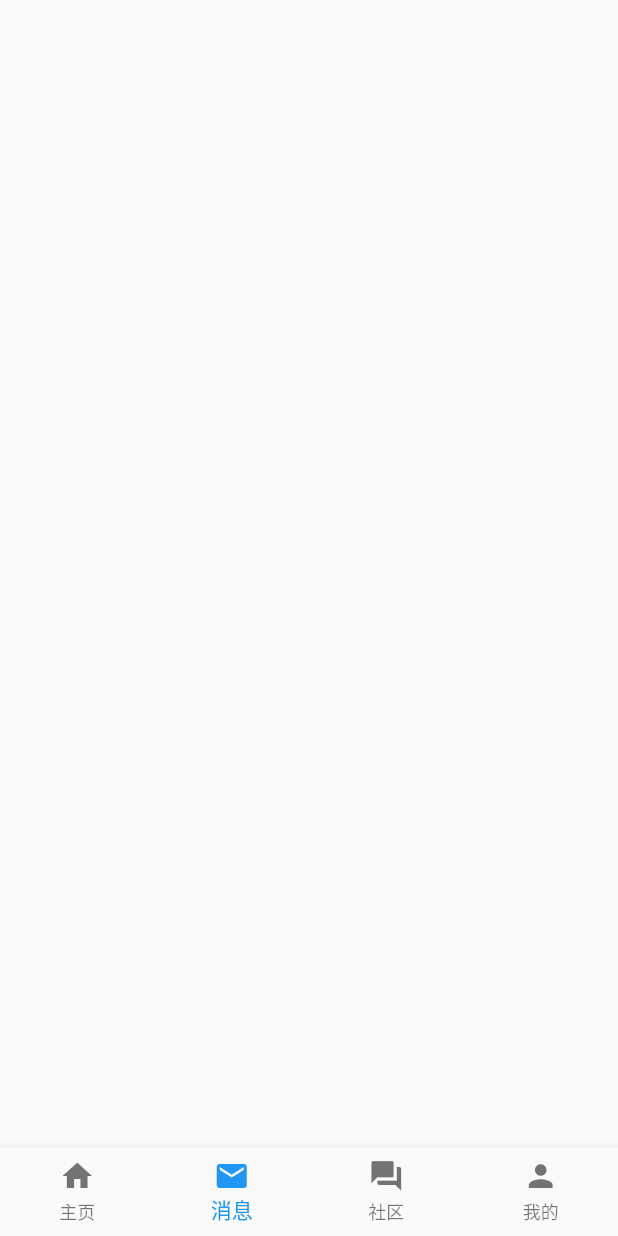
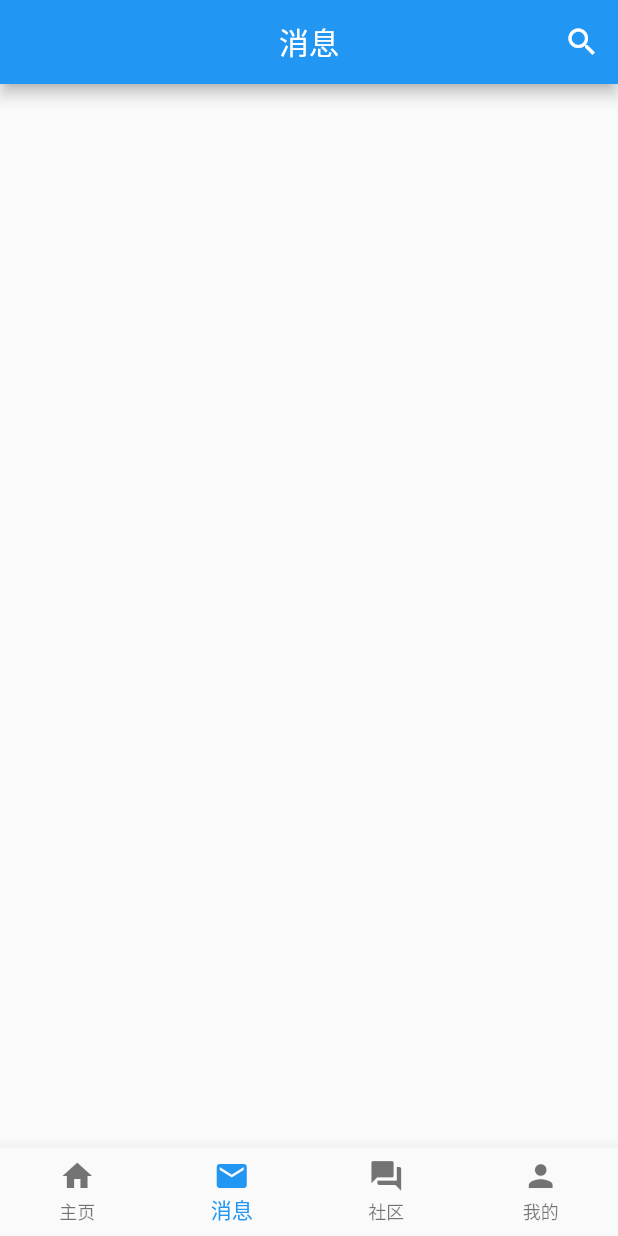
Before and after one commit to DongyunLee/campus_security_education, a Flutter app: the screen it shows after launch, item 2 of the bottom bar chosen, on a phone screen of 412 x 824 dp. Run offline on Flutter 3.47's test engine with Material 2 defaults, Android fonts, the phone set to English and light mode, and no system bars.

Commit message:
实现了底部导航的页面跳转

```diff
--- a/lib/common/bottom_bar.dart
+++ /dev/null
@@ -1,56 +0,0 @@
-import 'package:flutter/material.dart';
-
-class BottomBar extends StatefulWidget {
-  final int index;
-
-  const BottomBar({Key key, this.index}) : super(key: key);
-
-  @override
-  State<StatefulWidget> createState() => _BottomBarState();
-}
-
-class _BottomBarState extends State<BottomBar> {
-  int _currentIndex = 0;
-
-  static const Map _index2Route = {
-    0: '/home',
-    1: '/msg',
-    2: '/community',
-    3: '/mine'
-  };
-
-  void _onItemTapped(int index) {
-    if (mounted) {
-      Navigator.of(context).pushNamed(_index2Route[index]);
-    }
-  }
-
-  @override
-  Widget build(BuildContext context) {
-    return BottomNavigationBar(
-      type: BottomNavigationBarType.fixed,
-      iconSize: 24.0,
-      onTap: _onItemTapped,
-      currentIndex: widget.index ?? _currentIndex,
-      fixedColor: Theme.of(context).accentColor,
-      items: <BottomNavigationBarItem>[
-        BottomNavigationBarItem(
-          icon: Icon(Icons.home),
-          title: Text('主页'),
-        ),
-        BottomNavigationBarItem(
-          icon: Icon(Icons.markunread),
-          title: Text('消息'),
-        ),
-        BottomNavigationBarItem(
-          icon: Icon(Icons.forum),
-          title: Text('社区'),
-        ),
-        BottomNavigationBarItem(
-          icon: Icon(Icons.person),
-          title: Text('我的'),
-        )
-      ],
-    );
-  }
-}
--- a/lib/community.dart
+++ b/lib/community.dart
@@ -1,4 +1,3 @@
-import 'package:campus_security_education/common/bottom_bar.dart';
 import 'package:flutter/material.dart';
 
 class Community extends StatefulWidget {
@@ -10,8 +9,9 @@ class _CommunityState extends State<Community> {
   @override
   Widget build(BuildContext context) {
     return Scaffold(
-      bottomNavigationBar: BottomBar(
-        index: 2,
+      appBar: AppBar(
+        title: Text('社区'),
+        centerTitle: true,
       ),
     );
   }
--- a/lib/home.dart
+++ b/lib/home.dart
@@ -1,4 +1,3 @@
-import 'package:campus_security_education/common/bottom_bar.dart';
 import 'package:campus_security_education/home/banner.dart';
 import 'package:campus_security_education/home/button_group.dart';
 import 'package:flutter/material.dart';
@@ -21,9 +20,6 @@ class _HomePageState extends State<HomePage>
           centerTitle: true,
           title: Text(widget.title)
       ),
-      bottomNavigationBar: BottomBar(
-        index: 0,
-      ),
       body: Column(
         children: <Widget>[BannerView(), ButtonGroup()],
       ),
--- a/lib/home/button_group.dart
+++ b/lib/home/button_group.dart
@@ -28,8 +28,8 @@ class ButtonGroup extends StatelessWidget {
               onPress: () {},
             ),
             IconTextButton(
-              icon: Icon(Icons.spellcheck),
-              label: Text('我要考试'),
+              icon: Icon(Icons.book),
+              label: Text('安全百科'),
               color: Colors.teal,
               btnType: BtnType.flat,
               onPress: () {},
--- a/lib/main.dart
+++ b/lib/main.dart
@@ -6,25 +6,71 @@ import 'package:flutter/material.dart';
 
 void main() => runApp(MyApp());
 
-class MyApp extends StatelessWidget {
+class MyApp extends StatefulWidget {
   // This widget is the root of your application.
   @override
+  _MyAppState createState() => _MyAppState();
+}
+
+class _MyAppState extends State<MyApp> {
+  int _index = 0;
+  var _body;
+
+  void initData() {
+    _body = IndexedStack(
+      children: <Widget>[
+        HomePage(title: 'HUI安全 - 校园安全教育平台'),
+        Msg(),
+        Community(),
+        Mine(),
+      ],
+      index: _index,
+    );
+  }
+
+  @override
   Widget build(BuildContext context) {
+    initData();
+
     return MaterialApp(
       title: '校园安全',
       theme: ThemeData(
         primarySwatch: Colors.blue,
+        accentColor: Colors.blueAccent,
       ),
-      home: HomePage(title: '校园安全教育'),
-      routes: {
-        '/home': (BuildContext context) =>
-            HomePage(
-              title: '首页',
-            ),
-        '/msg': (BuildContext context) => Msg(),
-        '/community': (BuildContext context) => Community(),
-        '/mine': (BuildContext context) => Mine()
-      },
+      home: Scaffold(
+          body: _body,
+          bottomNavigationBar: BottomNavigationBar(
+            type: BottomNavigationBarType.fixed,
+            iconSize: 24.0,
+            onTap: (index) =>
+                setState(() {
+                  this._index = index;
+                }),
+            currentIndex: this._index,
+            fixedColor: Theme
+                .of(context)
+                .accentColor,
+            items: <BottomNavigationBarItem>[
+              BottomNavigationBarItem(
+                icon: Icon(Icons.home),
+                title: Text('主页'),
+              ),
+              BottomNavigationBarItem(
+                icon: Icon(Icons.markunread),
+                title: Text('消息'),
+              ),
+              BottomNavigationBarItem(
+                icon: Icon(Icons.forum),
+                title: Text('社区'),
+              ),
+              BottomNavigationBarItem(
+                icon: Icon(Icons.person),
+                title: Text('我的'),
+              )
+            ],
+          )
+      ),
     );
   }
 }
--- a/lib/msg.dart
+++ b/lib/msg.dart
@@ -1,4 +1,3 @@
-import 'package:campus_security_education/common/bottom_bar.dart';
 import 'package:flutter/material.dart';
 
 class Msg extends StatefulWidget {
@@ -10,8 +9,16 @@ class _MsgState extends State<Msg> {
   @override
   Widget build(BuildContext context) {
     return Scaffold(
-      bottomNavigationBar: BottomBar(
-        index: 1,
+      appBar: AppBar(
+        title: Text('消息'),
+        centerTitle: true,
+        actions: <Widget>[
+          IconButton(
+            icon: Icon(Icons.search),
+            color: Colors.white,
+            onPressed: () {},
+          )
+        ],
       ),
     );
   }
```
Also changed, not shown: lib/mine.dart (+4 -3 lines).
